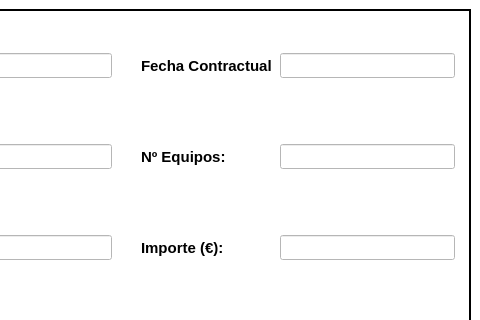
Before: the Qt Designer form UI_Files/EditOrder_Window.ui in e-serrano/ERP_EIPSA, drawn with Qt 5; both pictures show x 200 to 680 and y 0 to 320 of the 680 by 425 pixel window.
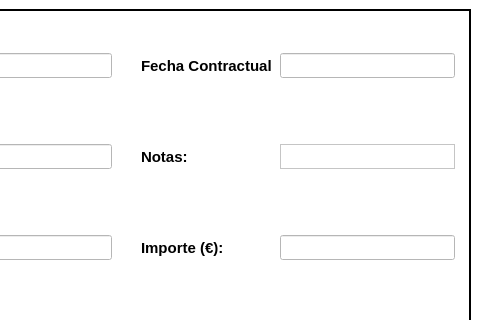
After: the same form once the commit is applied. Icons and pictures are not drawn.

The edit to the form file:
```diff
--- a/UI_Files/EditOrder_Window.ui
+++ b/UI_Files/EditOrder_Window.ui
@@ -420,7 +420,7 @@
               </font>
              </property>
              <property name="text">
-              <string>Nº Equipos:</string>
+              <string>Notas:</string>
              </property>
              <property name="alignment">
               <set>Qt::AlignLeading|Qt::AlignLeft|Qt::AlignVCenter</set>
@@ -508,7 +508,7 @@
             </spacer>
            </item>
            <item>
-            <widget class="QLineEdit" name="NumItems_EditOrder">
+            <widget class="QTextEdit" name="Notes_EditOrder">
              <property name="minimumSize">
               <size>
                <width>175</width>
@@ -526,9 +526,6 @@
                <pointsize>10</pointsize>
               </font>
              </property>
-             <property name="alignment">
-              <set>Qt::AlignCenter</set>
-             </property>
             </widget>
            </item>
            <item>
```
Left out of the diff: 8 changed lines with no effect on the pictures.
